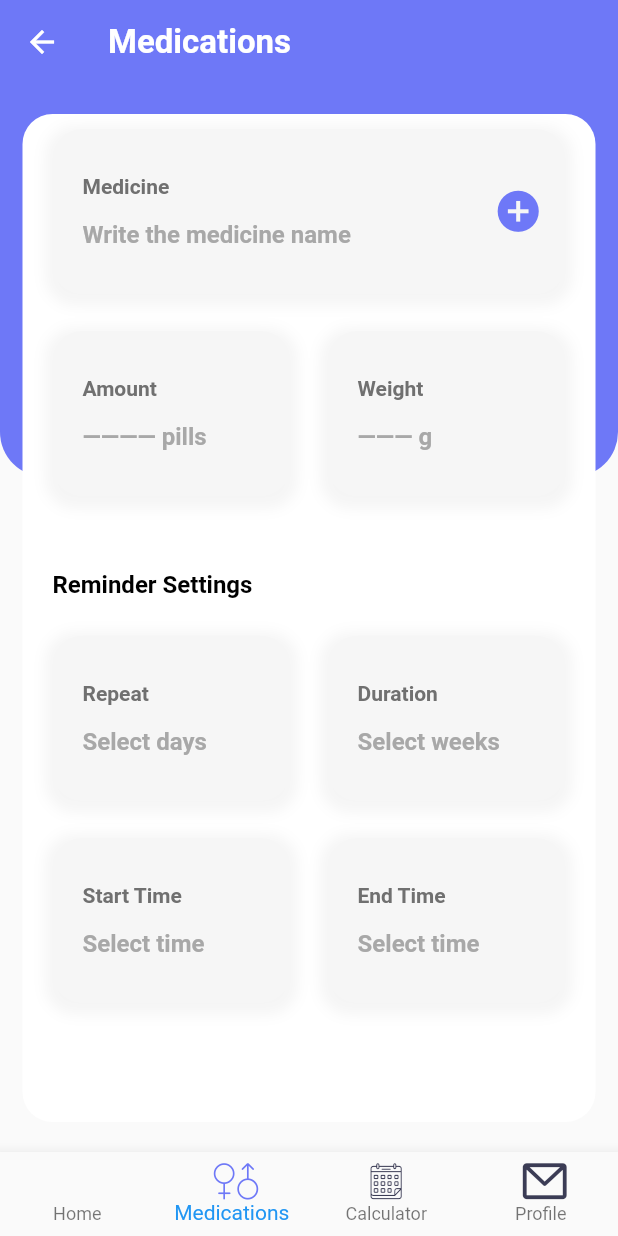
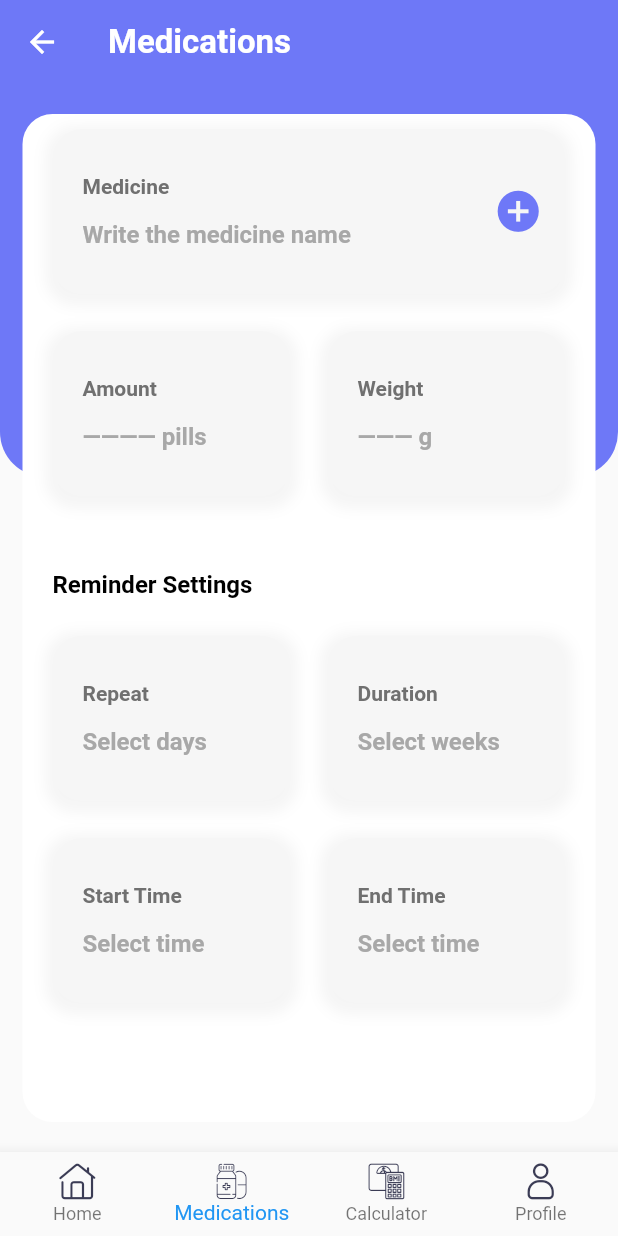
Before and after one commit to NourSabry/nabbda, a Flutter app: the NavigationBar screen opened directly, item 2 of the bottom bar chosen, on a phone screen of 412 x 824 dp. Run offline on Flutter 3.47's test engine with Material 2 defaults, Android fonts, the phone set to English and light mode, and no system bars; our stand-ins replace auto_size_text, expansion_tile_card, flutter_svg, font_awesome_flutter, google_maps_flutter, percent_indicator and 1 more; missing offline and left inert: agora_rtc_engine, chart_sparkline, custom_timer.

Commit message:
commit again

```diff
--- a/lib/NavigationBarScreens/NavigationBar.dart
+++ b/lib/NavigationBarScreens/NavigationBar.dart
@@ -2,9 +2,9 @@ import 'package:flutter/cupertino.dart';
 import 'package:flutter/material.dart';
 
 import 'package:nabbda/NavigationBarScreens/HomeScreen/HomeScreen.dart';
-import 'package:nabbda/icons/MyIcon.dart';
 import 'package:nabbda/NavigationBarScreens/MedicationScreens/MedicationsScreen.dart';
 import 'package:nabbda/NavigationBarScreens/Calculator/CalculatorScreen.dart';
+import 'package:nabbda/icons/NavigationIcons.dart';
 import 'package:nabbda/screens/profile_screen.dart';
 
 class NavigationBar extends StatefulWidget {
@@ -32,24 +32,24 @@ class _NavigationBar extends State<NavigationBar> {
       body: Center(child: _children[_currentIndex]),
       bottomNavigationBar: BottomNavigationBar(
         unselectedLabelStyle: TextStyle(color: Color(0xFF3B3C55)),
-        selectedLabelStyle: TextStyle(color: Color(0xFF6E78F7)),
+        selectedLabelStyle: TextStyle(color: Color(0xFF3B3C55)),
         unselectedIconTheme: IconThemeData(color: Color(0xFF3B3C55)),
-        selectedIconTheme: IconThemeData(color: Color(0xFF6E78F7)),
+        selectedIconTheme: IconThemeData(color: Color(0xFF3B3C55)),
         type: BottomNavigationBarType.fixed,
         currentIndex: _currentIndex,
         onTap: onTabTapped,
         items: [
           BottomNavigationBarItem(
-            backgroundColor: Color(0xFF6E78F7),
-            icon: Icon(nabbdaIcons.newHome),
+            backgroundColor: Color(0xFF3B3C55),
+            icon: Icon(NavigationBarIcons.Home),
             label: "Home",
           ),
           BottomNavigationBarItem(
-              icon: Icon(nabbdaIcons.medications), label: "Medications"),
+              icon: Icon(NavigationBarIcons.Medications), label: "Medications"),
           BottomNavigationBarItem(
-              icon: Icon(nabbdaIcons.calculator), label: "Calculator"),
+              icon: Icon(NavigationBarIcons.Calc), label: "Calculator"),
           BottomNavigationBarItem(
-              icon: Icon(nabbdaIcons.user), label: "Profile"),
+              icon: Icon(NavigationBarIcons.Profile), label: "Profile"),
         ],
       ),
     );
--- /dev/null
+++ b/lib/icons/NavigationIcons.dart
@@ -0,0 +1,32 @@
+/// Flutter icons Picker
+/// Copyright (C) 2021 by original authors @ fluttericon.com, fontello.com
+/// This font was generated by FlutterIcon.com, which is derived from Fontello.
+///
+/// To use this font, place it in your fonts/ directory and include the
+/// following in your pubspec.yaml
+///
+/// flutter:
+///   fonts:
+///    - family:  Picker
+///      fonts:
+///       - asset: fonts/Picker.ttf
+///
+///
+///
+import 'package:flutter/widgets.dart';
+
+class NavigationBarIcons {
+  NavigationBarIcons._();
+
+  static const _kFontFam = 'navigationBarIcons';
+  static const String? _kFontPkg = null;
+
+  static const IconData Medications =
+      IconData(0xe800, fontFamily: _kFontFam, fontPackage: _kFontPkg);
+  static const IconData Calc =
+      IconData(0xe801, fontFamily: _kFontFam, fontPackage: _kFontPkg);
+  static const IconData Profile =
+      IconData(0xe802, fontFamily: _kFontFam, fontPackage: _kFontPkg);
+  static const IconData Home =
+      IconData(0xe803, fontFamily: _kFontFam, fontPackage: _kFontPkg);
+}
--- a/lib/main.dart
+++ b/lib/main.dart
@@ -1,5 +1,5 @@
 import 'package:flutter/material.dart';
-import 'package:nabbda/PaymentMethods.dart';
+import 'package:nabbda/NavigationBarScreens/NavigationBar.dart';
 
 void main() {
   runApp(MyApp());
@@ -10,7 +10,7 @@ class MyApp extends StatelessWidget {
   Widget build(BuildContext context) {
     return MaterialApp(
       debugShowCheckedModeBanner: false,
-      home: PayemntMethods(),
+      home: NavigationBar(),
     );
   }
 }
```
Also changed, not shown: lib/NavigationBarScreens/Profile/AppSettings.dart (added, +72 -0 lines), lib/PaymentSent.dart (+18 -7 lines), lib/VideoCall.dart (added, +100 -0 lines), lib/components/RadioButton.dart (added, +28 -0 lines), pubspec.yaml (+10 -0 lines), assets/fonts/Calculator.ttf (deleted), assets/fonts/Home.ttf (deleted), assets/fonts/Medications.ttf (deleted), assets/fonts/NavigationIcons.ttf (added), assets/fonts/NewHome.ttf (deleted), assets/fonts/User.ttf (deleted), pubspec.lock, settings.dart (added), 279 other files.
